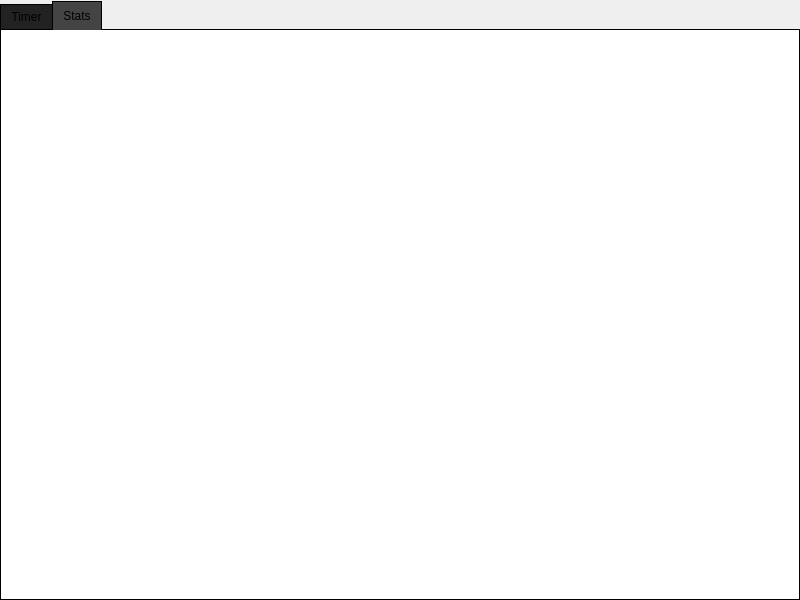
Before: the Qt Designer form ui/mainwindow.ui in mayuso/Qomodoro, drawn with Qt 5.
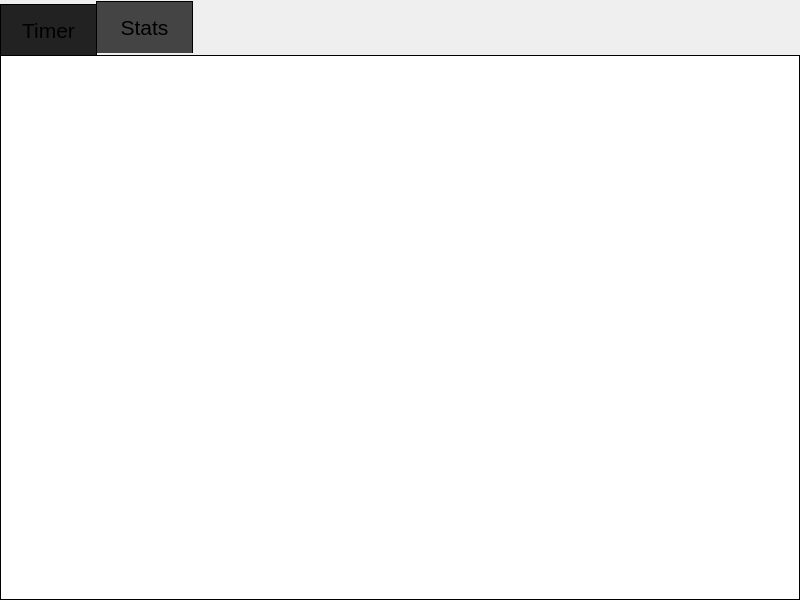
After: the same form once the commit is applied.

Commit message: UI Elements bigger (Easier to read and use)

```diff
--- a/ui/mainwindow.ui
+++ b/ui/mainwindow.ui
@@ -56,6 +56,11 @@
         <height>0</height>
        </size>
       </property>
+      <property name="font">
+       <font>
+        <pointsize>16</pointsize>
+       </font>
+      </property>
       <property name="styleSheet">
        <string notr="true">QTabWidget::pane {
     border: 1px solid black;
@@ -80,6 +85,8 @@
 
 QTabBar::tab {
     border: 1px solid black;
+	height: 40px;
+	width: 75px;
 }
 
 QTabBar::tab:selected {
```
The commit also changes 3 other files.
